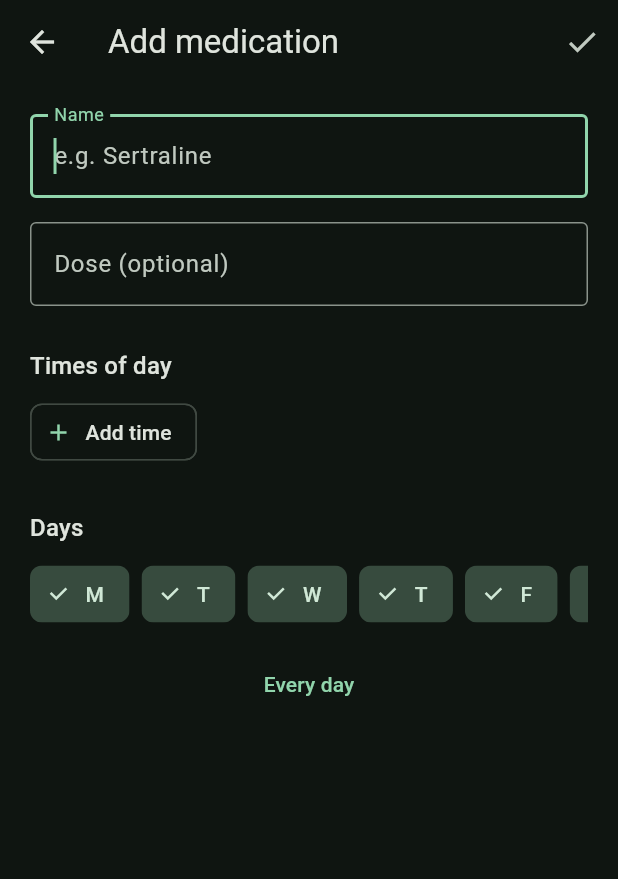
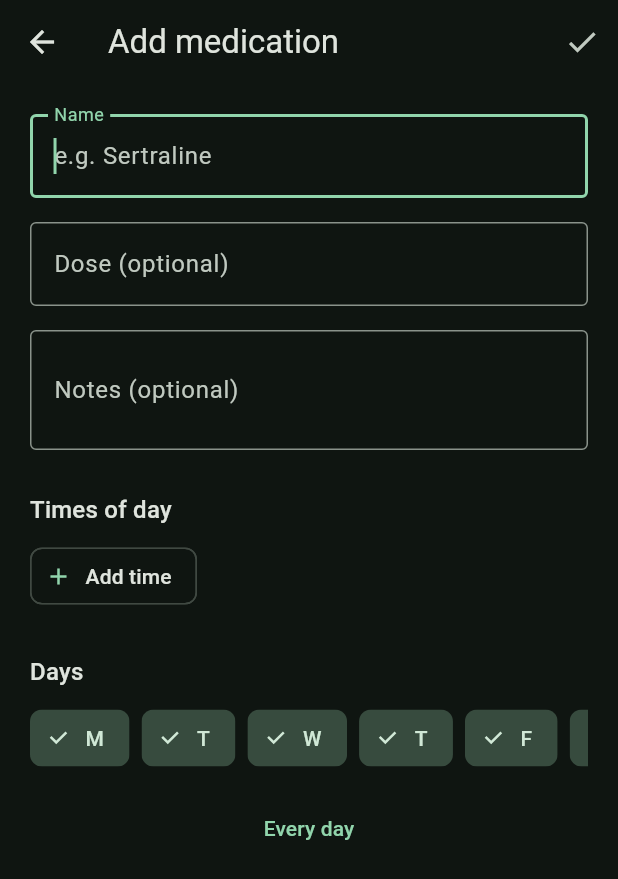
Before and after one commit to SusieeTheLinuxUser/dosekeeper, a Flutter app: the MedicationEditPage screen opened directly, on a phone screen of 412 x 824 dp. Shown: the top 879 px of the screen. Run offline on Flutter 3.47's test engine with Material 3 defaults, Android fonts, the phone set to English and light mode, and no system bars; our stand-ins replace sqflite; accounts and stored records are empty.

Commit message:
UI: edit and show medication notes
The notes field already round-trips through the DB but nothing let you
set or see it. Add an optional Notes field to Add/Edit medication and
show non-empty notes after the schedule in the medication list.

Co-Authored-By: gpt-6-luna <noreply@openai.com>
Co-Authored-By: Claude Opus 5.5 <noreply@anthropic.com>

```diff
--- a/lib/ui/medication_edit_page.dart
+++ b/lib/ui/medication_edit_page.dart
@@ -17,6 +17,8 @@ class _MedicationEditPageState extends State<MedicationEditPage> {
       TextEditingController(text: widget.existing?.name ?? '');
   late final TextEditingController _dosage =
       TextEditingController(text: widget.existing?.dosage ?? '');
+  late final TextEditingController _notes =
+      TextEditingController(text: widget.existing?.notes ?? '');
   late List<int> _times = [...?widget.existing?.timesOfDay];
   late Set<int> _days = {...?widget.existing?.daysOfWeek} .isEmpty
       ? {...Medication.everyDay}
@@ -26,6 +28,7 @@ class _MedicationEditPageState extends State<MedicationEditPage> {
   void dispose() {
     _name.dispose();
     _dosage.dispose();
+    _notes.dispose();
     super.dispose();
   }
 
@@ -61,6 +64,7 @@ class _MedicationEditPageState extends State<MedicationEditPage> {
         .copyWith(
       name: _name.text.trim(),
       dosage: _dosage.text.trim(),
+      notes: _notes.text.trim(),
       timesOfDay: _times,
       daysOfWeek: _days,
     );
@@ -101,6 +105,17 @@ class _MedicationEditPageState extends State<MedicationEditPage> {
               decoration: const InputDecoration(
                 labelText: 'Dose (optional)',
                 hintText: 'e.g. 50mg, 2 tablets',
+                border: OutlineInputBorder(),
+              ),
+            ),
+            const SizedBox(height: 16),
+            TextFormField(
+              controller: _notes,
+              minLines: 2,
+              maxLines: 4,
+              decoration: const InputDecoration(
+                labelText: 'Notes (optional)',
+                hintText: 'e.g. Take with food',
                 border: OutlineInputBorder(),
               ),
             ),
--- a/lib/ui/medications_page.dart
+++ b/lib/ui/medications_page.dart
@@ -108,6 +108,6 @@ class MedicationsPageState extends State<MedicationsPage> {
     final days = everyDay
         ? 'every day'
         : (med.daysOfWeek.toList()..sort()).map((d) => names[d - 1]).join(', ');
-    return '$times  ·  $days';
+    return [times, days, if (med.notes.isNotEmpty) med.notes].join('  ·  ');
   }
 }
```
Also changed, not shown: 2 other files.
